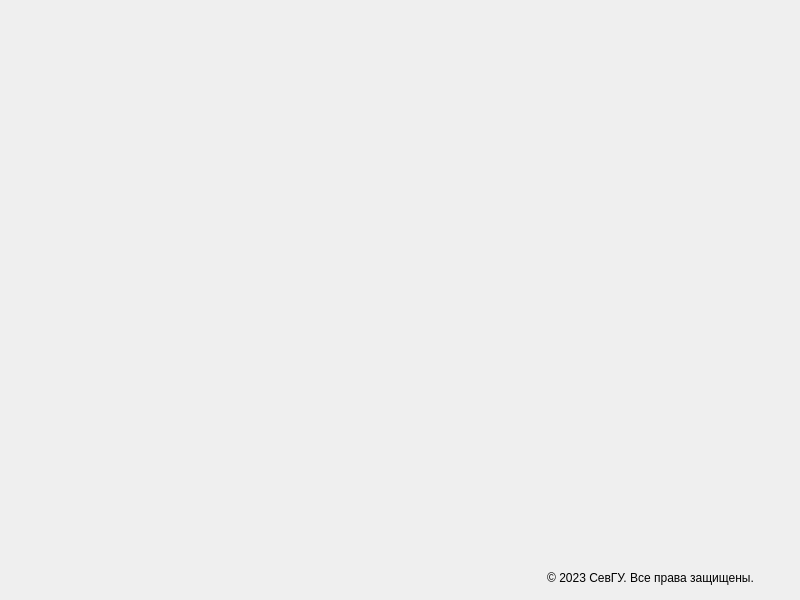
Old version of the form SarganCV/SarganDEMO/mainwindow.ui in the repository VASoftLab/SarganCV.
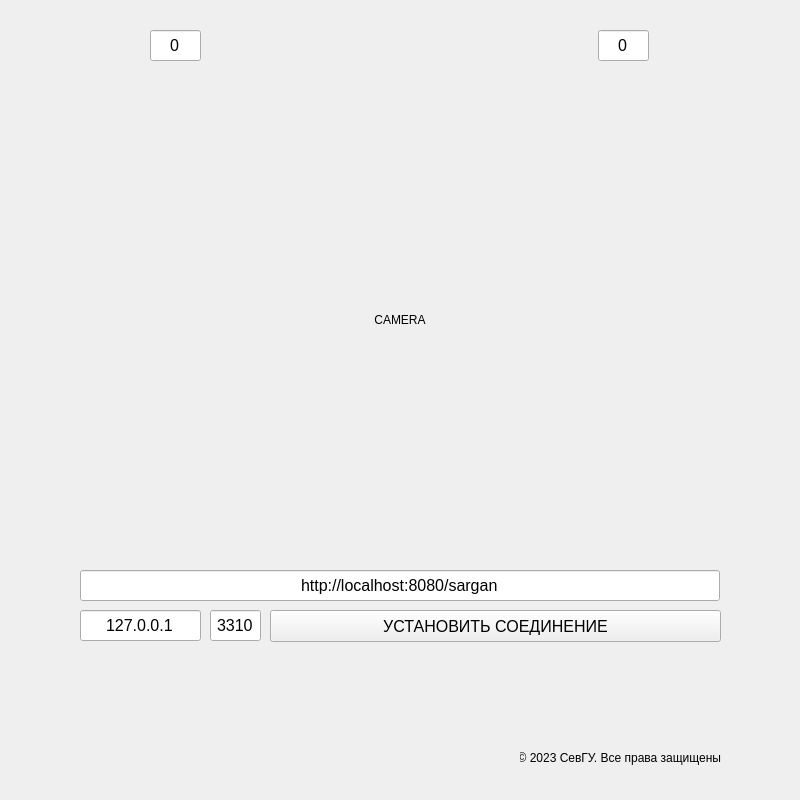
New version of the form. Icons and pictures are not drawn.

Commit message: SarganDEMO implemented

```diff
--- a/SarganCV/SarganDEMO/mainwindow.ui
+++ b/SarganCV/SarganDEMO/mainwindow.ui
@@ -2,14 +2,29 @@
 <ui version="4.0">
  <class>MainWindow</class>
  <widget class="QMainWindow" name="MainWindow">
+  <property name="enabled">
+   <bool>true</bool>
+  </property>
   <property name="geometry">
    <rect>
     <x>0</x>
     <y>0</y>
     <width>800</width>
-    <height>600</height>
+    <height>800</height>
    </rect>
   </property>
+  <property name="minimumSize">
+   <size>
+    <width>800</width>
+    <height>800</height>
+   </size>
+  </property>
+  <property name="maximumSize">
+   <size>
+    <width>800</width>
+    <height>800</height>
+   </size>
+  </property>
   <property name="windowTitle">
    <string>MainWindow</string>
   </property>
@@ -17,10 +32,10 @@
    <widget class="QLabel" name="lbSevSULogo">
     <property name="geometry">
      <rect>
-      <x>550</x>
-      <y>500</y>
-      <width>200</width>
-      <height>61</height>
+      <x>430</x>
+      <y>670</y>
+      <width>293</width>
+      <height>90</height>
      </rect>
     </property>
     <property name="text">
@@ -36,9 +51,9 @@
    <widget class="QLabel" name="lbCopyright">
     <property name="geometry">
      <rect>
-      <x>510</x>
-      <y>570</y>
-      <width>281</width>
+      <x>520</x>
+      <y>750</y>
+      <width>202</width>
       <height>16</height>
      </rect>
     </property>
@@ -49,6 +64,220 @@
      <set>Qt::AlignCenter</set>
     </property>
    </widget>
+   <widget class="QLabel" name="lblCamera">
+    <property name="geometry">
+     <rect>
+      <x>80</x>
+      <y>80</y>
+      <width>640</width>
+      <height>480</height>
+     </rect>
+    </property>
+    <property name="autoFillBackground">
+     <bool>true</bool>
+    </property>
+    <property name="styleSheet">
+     <string notr="true"/>
+    </property>
+    <property name="text">
+     <string>CAMERA</string>
+    </property>
+    <property name="alignment">
+     <set>Qt::AlignCenter</set>
+    </property>
+   </widget>
+   <widget class="QLineEdit" name="edIPCamera">
+    <property name="geometry">
+     <rect>
+      <x>80</x>
+      <y>570</y>
+      <width>640</width>
+      <height>31</height>
+     </rect>
+    </property>
+    <property name="font">
+     <font>
+      <pointsize>12</pointsize>
+     </font>
+    </property>
+    <property name="text">
+     <string>http://localhost:8080/sargan</string>
+    </property>
+    <property name="alignment">
+     <set>Qt::AlignCenter</set>
+    </property>
+   </widget>
+   <widget class="QLineEdit" name="edIP">
+    <property name="geometry">
+     <rect>
+      <x>80</x>
+      <y>610</y>
+      <width>121</width>
+      <height>31</height>
+     </rect>
+    </property>
+    <property name="font">
+     <font>
+      <pointsize>12</pointsize>
+     </font>
+    </property>
+    <property name="text">
+     <string>127.0.0.1</string>
+    </property>
+    <property name="alignment">
+     <set>Qt::AlignCenter</set>
+    </property>
+   </widget>
+   <widget class="QLineEdit" name="edPort">
+    <property name="geometry">
+     <rect>
+      <x>210</x>
+      <y>610</y>
+      <width>51</width>
+      <height>31</height>
+     </rect>
+    </property>
+    <property name="font">
+     <font>
+      <pointsize>12</pointsize>
+     </font>
+    </property>
+    <property name="text">
+     <string>3310</string>
+    </property>
+    <property name="alignment">
+     <set>Qt::AlignCenter</set>
+    </property>
+   </widget>
+   <widget class="QPushButton" name="btnConnect">
+    <property name="geometry">
+     <rect>
+      <x>270</x>
+      <y>610</y>
+      <width>451</width>
+      <height>32</height>
+     </rect>
+    </property>
+    <property name="font">
+     <font>
+      <pointsize>12</pointsize>
+     </font>
+    </property>
+    <property name="text">
+     <string>УСТАНОВИТЬ СОЕДИНЕНИЕ</string>
+    </property>
+   </widget>
+   <widget class="QLabel" name="lbArrowLeft">
+    <property name="geometry">
+     <rect>
+      <x>80</x>
+      <y>20</y>
+      <width>66</width>
+      <height>50</height>
+     </rect>
+    </property>
+    <property name="text">
+     <string/>
+    </property>
+    <property name="pixmap">
+     <pixmap resource="resources.qrc">:/images/png/arrow-left.png</pixmap>
+    </property>
+    <property name="scaledContents">
+     <bool>true</bool>
+    </property>
+   </widget>
+   <widget class="QLabel" name="lbArrowRight">
+    <property name="geometry">
+     <rect>
+      <x>654</x>
+      <y>20</y>
+      <width>66</width>
+      <height>50</height>
+     </rect>
+    </property>
+    <property name="text">
+     <string/>
+    </property>
+    <property name="pixmap">
+     <pixmap resource="resources.qrc">:/images/png/arrow-right.png</pixmap>
+    </property>
+    <property name="scaledContents">
+     <bool>true</bool>
+    </property>
+   </widget>
+   <widget class="QLabel" name="lbTarget">
+    <property name="geometry">
+     <rect>
+      <x>375</x>
+      <y>20</y>
+      <width>50</width>
+      <height>50</height>
+     </rect>
+    </property>
+    <property name="text">
+     <string/>
+    </property>
+    <property name="pixmap">
+     <pixmap resource="resources.qrc">:/images/png/target.png</pixmap>
+    </property>
+    <property name="scaledContents">
+     <bool>true</bool>
+    </property>
+   </widget>
+   <widget class="QLineEdit" name="edAngleLeft">
+    <property name="geometry">
+     <rect>
+      <x>150</x>
+      <y>30</y>
+      <width>51</width>
+      <height>31</height>
+     </rect>
+    </property>
+    <property name="font">
+     <font>
+      <pointsize>12</pointsize>
+     </font>
+    </property>
+    <property name="text">
+     <string>0</string>
+    </property>
+    <property name="alignment">
+     <set>Qt::AlignCenter</set>
+    </property>
+   </widget>
+   <widget class="QLineEdit" name="edAngleRight">
+    <property name="geometry">
+     <rect>
+      <x>598</x>
+      <y>30</y>
+      <width>51</width>
+      <height>31</height>
+     </rect>
+    </property>
+    <property name="font">
+     <font>
+      <pointsize>12</pointsize>
+     </font>
+    </property>
+    <property name="text">
+     <string>0</string>
+    </property>
+    <property name="alignment">
+     <set>Qt::AlignCenter</set>
+    </property>
+   </widget>
+   <zorder>lblCamera</zorder>
+   <zorder>lbSevSULogo</zorder>
+   <zorder>lbCopyright</zorder>
+   <zorder>edIPCamera</zorder>
+   <zorder>edIP</zorder>
+   <zorder>edPort</zorder>
+   <zorder>btnConnect</zorder>
+   <zorder>lbArrowLeft</zorder>
+   <zorder>lbArrowRight</zorder>
+   <zorder>lbTarget</zorder>
+   <zorder>edAngleLeft</zorder>
+   <zorder>edAngleRight</zorder>
   </widget>
  </widget>
  <resources>
```
Left out of the diff: 6 changed lines with no effect on the pictures. The commit also changes 23 other files.
